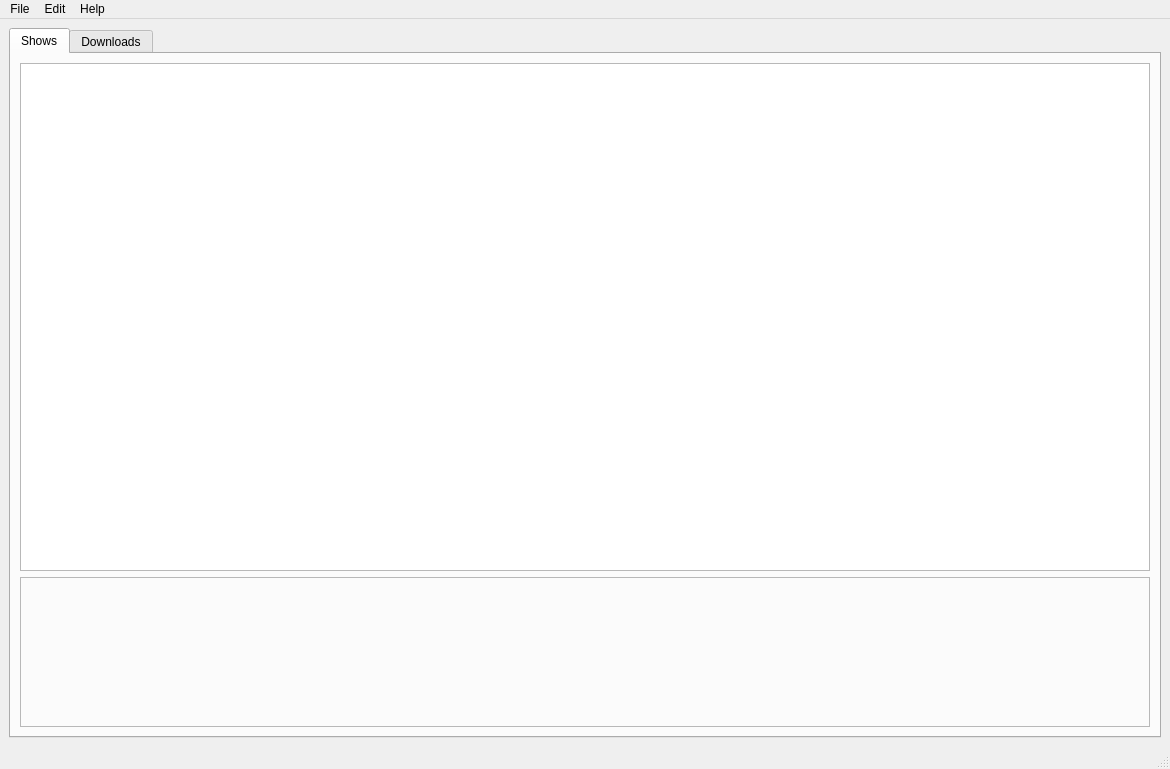
Before: the Qt Designer form toutv-qt/toutv.ui in bvanheu/pytoutv, drawn with Qt 5.
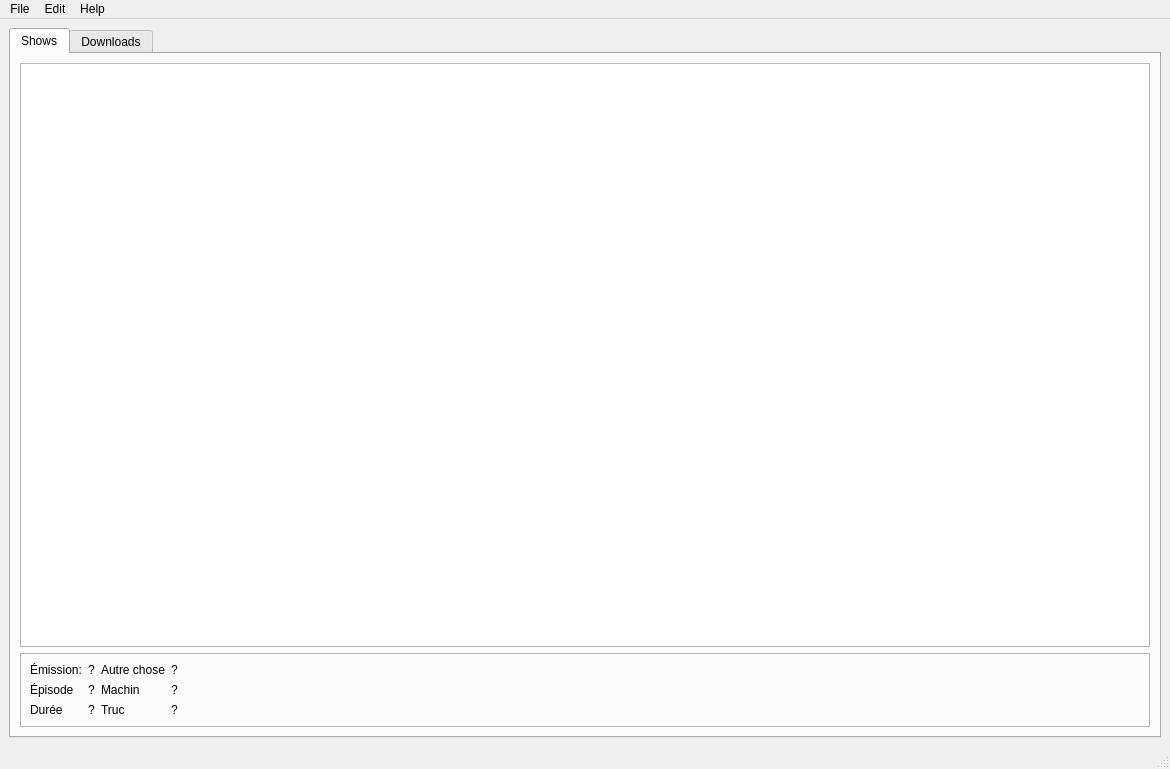
After: the same form once the commit is applied.

Commit message: Test content in info frame

Diff of the .ui file:
```diff
--- a/toutv-qt/toutv.ui
+++ b/toutv-qt/toutv.ui
@@ -33,7 +33,7 @@
           <property name="minimumSize">
            <size>
             <width>0</width>
-            <height>150</height>
+            <height>0</height>
            </size>
           </property>
           <property name="frameShape">
@@ -42,6 +42,113 @@
           <property name="frameShadow">
            <enum>QFrame::Raised</enum>
           </property>
+          <layout class="QHBoxLayout" name="horizontalLayout_2">
+           <item>
+            <layout class="QFormLayout" name="formLayout">
+             <item row="0" column="0">
+              <widget class="QLabel" name="info_emission_label">
+               <property name="text">
+                <string>Émission:</string>
+               </property>
+              </widget>
+             </item>
+             <item row="0" column="1">
+              <widget class="QLabel" name="info_emission">
+               <property name="text">
+                <string>?</string>
+               </property>
+              </widget>
+             </item>
+             <item row="1" column="0">
+              <widget class="QLabel" name="info_episode_label">
+               <property name="text">
+                <string>Épisode</string>
+               </property>
+              </widget>
+             </item>
+             <item row="1" column="1">
+              <widget class="QLabel" name="info_episode">
+               <property name="text">
+                <string>?</string>
+               </property>
+              </widget>
+             </item>
+             <item row="2" column="0">
+              <widget class="QLabel" name="info_duree_label">
+               <property name="text">
+                <string>Durée</string>
+               </property>
+              </widget>
+             </item>
+             <item row="2" column="1">
+              <widget class="QLabel" name="label_2">
+               <property name="text">
+                <string>?</string>
+               </property>
+              </widget>
+             </item>
+            </layout>
+           </item>
+           <item>
+            <layout class="QFormLayout" name="formLayout_2">
+             <item row="0" column="0">
+              <widget class="QLabel" name="info_emission_label_2">
+               <property name="text">
+                <string>Autre chose</string>
+               </property>
+              </widget>
+             </item>
+             <item row="0" column="1">
+              <widget class="QLabel" name="info_emission_2">
+               <property name="text">
+                <string>?</string>
+               </property>
+              </widget>
+             </item>
+             <item row="1" column="0">
+              <widget class="QLabel" name="info_episode_label_2">
+               <property name="text">
+                <string>Machin</string>
+               </property>
+              </widget>
+             </item>
+             <item row="1" column="1">
+              <widget class="QLabel" name="info_episode_2">
+               <property name="text">
+                <string>?</string>
+               </property>
+              </widget>
+             </item>
+             <item row="2" column="0">
+              <widget class="QLabel" name="info_duree_label_2">
+               <property name="text">
+                <string>Truc</string>
+               </property>
+              </widget>
+             </item>
+             <item row="2" column="1">
+              <widget class="QLabel" name="label_3">
+               <property name="text">
+                <string>?</string>
+               </property>
+              </widget>
+             </item>
+            </layout>
+           </item>
+           <item>
+            <spacer name="horizontalSpacer">
+             <property name="orientation">
+              <enum>Qt::Horizontal</enum>
+             </property>
+             <property name="sizeHint" stdset="0">
+              <size>
+               <width>40</width>
+               <height>20</height>
+              </size>
+             </property>
+            </spacer>
+           </item>
+          </layout>
          </widget>
         </item>
        </layout>
```
Left out of the diff: 6 changed lines with no effect on the pictures.
